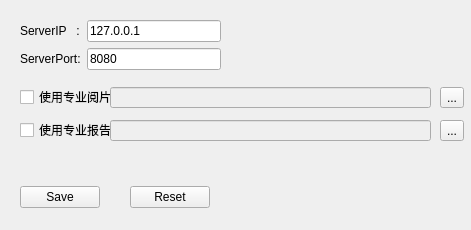
Old version of the form Tools/MHealthReport/config.ui in the repository zyq1569/HealthApp.
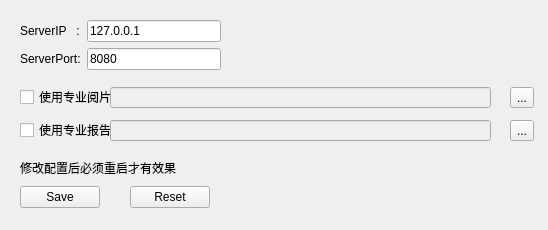
New version of the form.

What changed in the file:
```diff
--- a/Tools/MHealthReport/config.ui
+++ b/Tools/MHealthReport/config.ui
@@ -6,7 +6,7 @@
    <rect>
     <x>0</x>
     <y>0</y>
-    <width>471</width>
+    <width>548</width>
     <height>230</height>
    </rect>
   </property>
@@ -100,7 +100,7 @@
     <rect>
      <x>110</x>
      <y>87</y>
-     <width>321</width>
+     <width>381</width>
      <height>21</height>
     </rect>
    </property>
@@ -111,7 +111,7 @@
   <widget class="QToolButton" name="m_exeDir">
    <property name="geometry">
     <rect>
-     <x>440</x>
+     <x>510</x>
      <y>87</y>
      <width>24</width>
      <height>21</height>
@@ -137,7 +137,7 @@
   <widget class="QToolButton" name="m_exeDir_2">
    <property name="geometry">
     <rect>
-     <x>440</x>
+     <x>510</x>
      <y>120</y>
      <width>24</width>
      <height>21</height>
@@ -155,7 +155,7 @@
     <rect>
      <x>110</x>
      <y>120</y>
-     <width>321</width>
+     <width>381</width>
      <height>21</height>
     </rect>
    </property>
@@ -163,6 +163,19 @@
     <bool>true</bool>
    </property>
   </widget>
+  <widget class="QLabel" name="label_3">
+   <property name="geometry">
+    <rect>
+     <x>20</x>
+     <y>160</y>
+     <width>211</width>
+     <height>16</height>
+    </rect>
+   </property>
+   <property name="text">
+    <string>修改配置后必须重启才有效果</string>
+   </property>
+  </widget>
  </widget>
  <resources/>
  <connections/>
```
